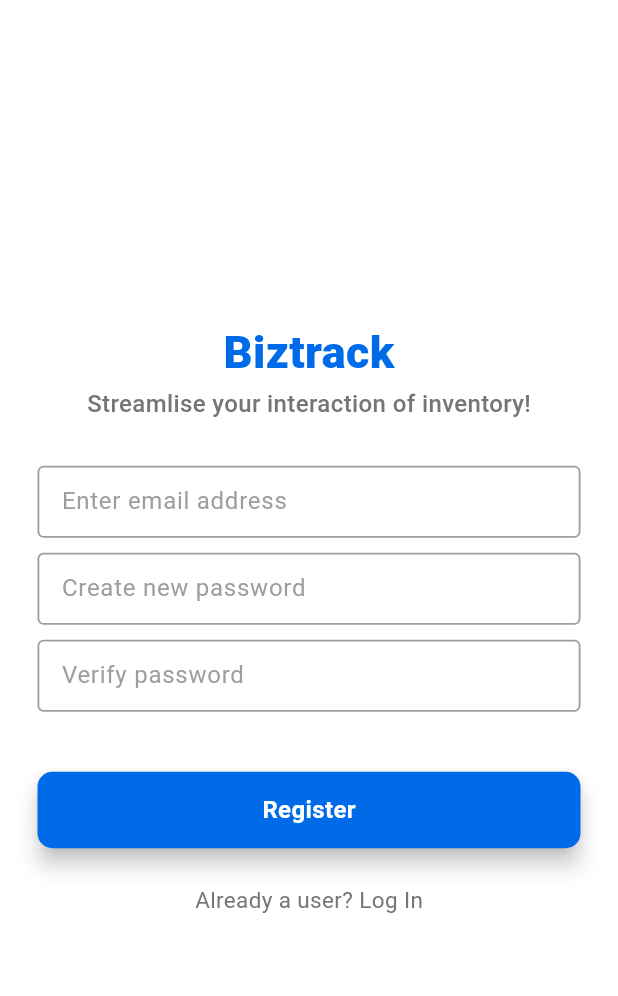
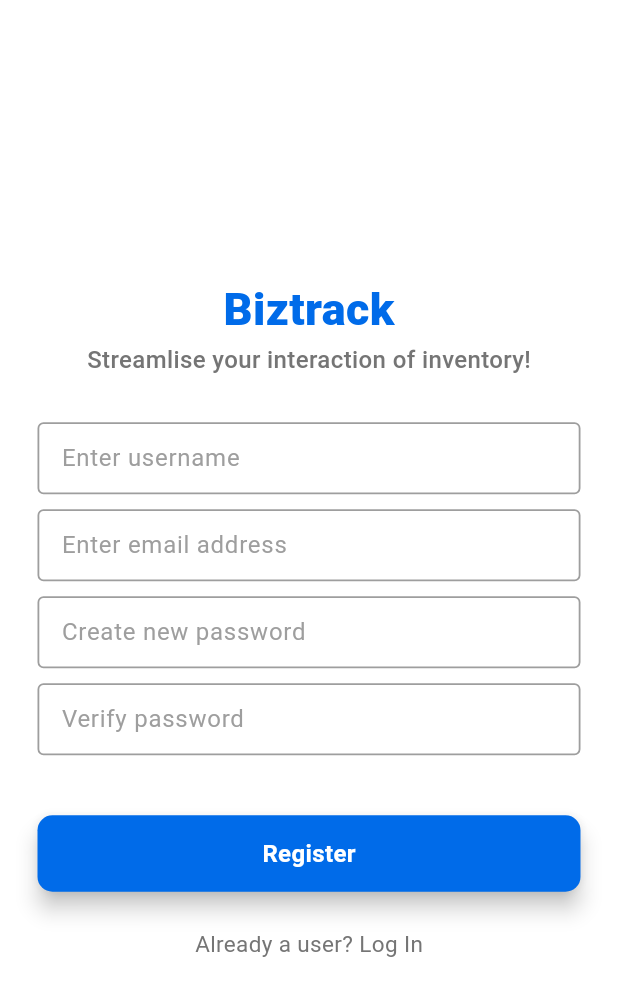
Before and after one commit to VenishSureliya/biztrack, a Flutter app: the screen it shows after launch, after a tap on "New User? Register Here", after a tap on "Register", on a phone screen of 412 x 824 dp. Shown: the top 996 px of the screen. Run offline on Flutter 3.47's test engine with Material 3 defaults, Android fonts, the light colour scheme and no system bars; our stand-ins replace firebase_auth, firebase_core, get; accounts and stored records are empty; network calls fail.

Commit message:
minor updates

```diff
--- a/lib/backend/auth_controls.dart
+++ b/lib/backend/auth_controls.dart
@@ -1,7 +1,4 @@
 // ignore_for_file: avoid_print
-
-import 'dart:js';
-
 import 'package:biztrack/pages/home_page.dart';
 import 'package:biztrack/pages/login_page.dart';
 import 'package:firebase_auth/firebase_auth.dart';
@@ -9,23 +6,24 @@
 import 'package:get/get.dart';
 
 class AuthController extends GetxController {
+  static TextEditingController displayNameController = TextEditingController();
   static TextEditingController emailController = TextEditingController();
   static TextEditingController passwordController = TextEditingController();
 
   static final credentials = FirebaseAuth.instance;
 
-  static void signUp() async {
+  static void signUp(displayName) async {
     try {
       await credentials.createUserWithEmailAndPassword(
           email: emailController.text, password: passwordController.text);
-      AuthController.logIn();
+      AuthController.logIn(displayName);
       print("SINGUP SUCCESSFUL");
     } catch (exception) {
       print(exception);
     }
   }
 
-  static void logIn() async {
+  static void logIn(displayName) async {
     try {
       await credentials.signInWithEmailAndPassword(
           email: emailController.text, password: passwordController.text);
--- a/lib/main.dart
+++ b/lib/main.dart
@@ -1,4 +1,3 @@
-import 'package:biztrack/backend/auth_controls.dart';
 import 'package:biztrack/pages/home_page.dart';
 import 'package:firebase_auth/firebase_auth.dart';
 import 'package:firebase_core/firebase_core.dart';
@@ -27,7 +26,7 @@
         stream: FirebaseAuth.instance.authStateChanges(),
         builder: (context, AsyncSnapshot<User?> snapshot) {
           if (snapshot.hasData && snapshot.data != null) {
-            return HomePage();
+            return const HomePage();
           } else if (snapshot.connectionState == ConnectionState.waiting) {
             return const Center(
               child: CircularProgressIndicator(),
--- a/lib/pages/login_page.dart
+++ b/lib/pages/login_page.dart
@@ -1,6 +1,7 @@
 import 'package:biztrack/backend/auth_controls.dart';
 import 'package:biztrack/components/button.dart';
 import 'package:biztrack/components/textfields.dart';
+import 'package:firebase_auth/firebase_auth.dart';
 import 'package:flutter/material.dart';
 import 'package:get/get.dart';
 
@@ -100,7 +101,7 @@
               Button(
                 buttonText: "Login",
                 onTap: () {
-                  AuthController.logIn();
+                  AuthController.logIn(AuthController.displayNameController.text);
                   // if (AuthController.emailController.text.isNotEmpty &&
                   //     AuthController.passwordController.text.length > 6) {
 
--- a/lib/pages/register_page.dart
+++ b/lib/pages/register_page.dart
@@ -10,6 +10,7 @@
   RegisterPage({super.key});
 
   //TEXT EDITING CONTROLLERS
+  final displaNameController = TextEditingController();
   final emailController = TextEditingController();
   final passwordController = TextEditingController();
 
@@ -53,6 +54,17 @@
 
               const SizedBox(
                 height: 30,
+              ),
+
+              //USERNAME TEXT FIELD
+              TextFields(
+                controller: AuthController.displayNameController,
+                hintText: "Enter username",
+                obscureText: false,
+              ),
+
+              const SizedBox(
+                height: 10,
               ),
 
               //USERNAME TEXT FIELD
@@ -112,7 +124,7 @@
               Button(
                 buttonText: "Register",
                 onTap: () {
-                  AuthController.signUp();
+                  AuthController.signUp(AuthController.displayNameController);
                   // final authenticate = FirebaseAuth.instance;
                   // authenticate.createUserWithEmailAndPassword(
                   //     email: emailController.text,
```
Also changed, not shown: lib/pages/home_page.dart (+11 -1 lines).
